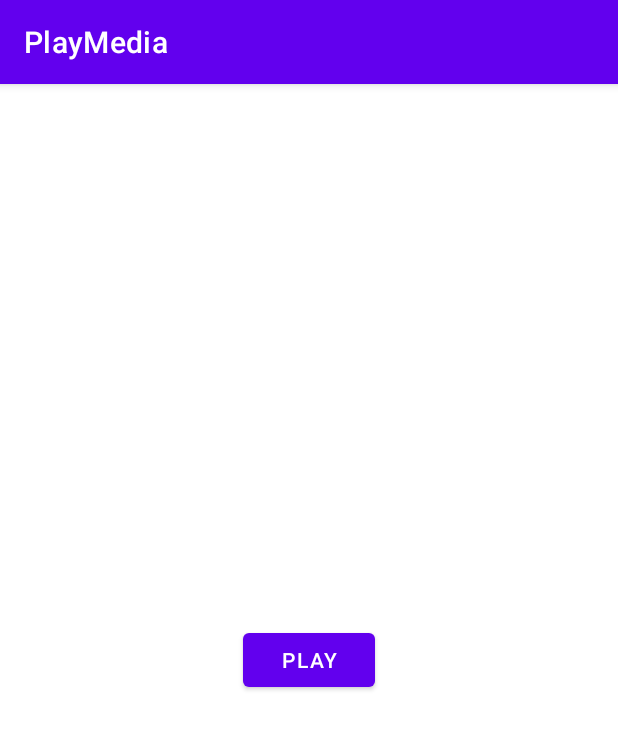
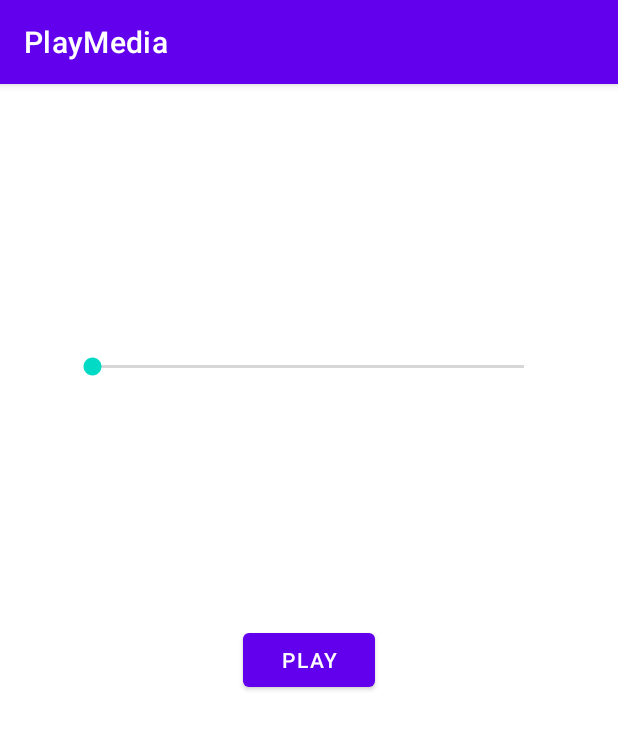
Before and after one commit to Djumabaevs/PlayMedia, an Android app: the screen it shows after launch (MainActivity), on a phone screen of 412 x 824 dp. Shown: the top 729 px of the screen. Run offline under Robolectric (Android 15) with nearby library versions, the phone set to English and light mode, and no system bars.

Commit message:
add seekBar change mediaPlayer to mp object

```diff
--- a/app/src/main/java/com/bignerdranch/android/playmedia/MainActivity.java
+++ b/app/src/main/java/com/bignerdranch/android/playmedia/MainActivity.java
@@ -6,18 +6,22 @@ import android.media.MediaPlayer;
 import android.os.Bundle;
 import android.view.View;
 import android.widget.Button;
+import android.widget.SeekBar;
+import android.widget.Toast;
 
 import java.io.IOException;
 
 public class MainActivity extends AppCompatActivity {
     private MediaPlayer mediaPlayer;
     private Button playButton;
+    private SeekBar seekBar;
 
     @Override
     protected void onCreate(Bundle savedInstanceState) {
         super.onCreate(savedInstanceState);
         setContentView(R.layout.activity_main);
         playButton = findViewById(R.id.play_button);
+        seekBar = findViewById(R.id.seek_bar_id);
 
         mediaPlayer = new MediaPlayer();
         try {
@@ -27,9 +31,17 @@ public class MainActivity extends AppCompatActivity {
         }
         //mediaPlayer = MediaPlayer.create(MainActivity.this, R.raw.party);
 
+        mediaPlayer.setOnCompletionListener(new MediaPlayer.OnCompletionListener() {
+            @Override
+            public void onCompletion(MediaPlayer mp) {
+                int duration = mp.getDuration();
+                Toast.makeText(MainActivity.this, String.valueOf((duration/1000)/60), Toast.LENGTH_LONG).show();
+            }
+        });
         MediaPlayer.OnPreparedListener preparedListener = new MediaPlayer.OnPreparedListener() {
             @Override
             public void onPrepared(final MediaPlayer mp) {
+                seekBar.setMax(mp.getDuration());
                 playButton.setOnClickListener(new View.OnClickListener() {
                     @Override
                     public void onClick(View v) {
@@ -46,6 +58,25 @@ public class MainActivity extends AppCompatActivity {
         };
         mediaPlayer.setOnPreparedListener(preparedListener);
         mediaPlayer.prepareAsync();
+
+        seekBar.setOnSeekBarChangeListener(new SeekBar.OnSeekBarChangeListener() {
+            @Override
+            public void onProgressChanged(SeekBar seekBar, int progress, boolean fromUser) {
+                if(fromUser) {
+                    mediaPlayer.seekTo(progress);
+                }
+            }
+
+            @Override
+            public void onStartTrackingTouch(SeekBar seekBar) {
+
+            }
+
+            @Override
+            public void onStopTrackingTouch(SeekBar seekBar) {
+
+            }
+        });
     }
 
  /*   public void pauseMusic() {
--- a/app/src/main/res/layout/activity_main.xml
+++ b/app/src/main/res/layout/activity_main.xml
@@ -19,4 +19,15 @@
         app:layout_constraintEnd_toEndOf="parent"
         app:layout_constraintStart_toStartOf="parent"
         app:layout_constraintTop_toTopOf="parent" />
+
+    <SeekBar
+        android:id="@+id/seek_bar_id"
+        android:layout_width="320dp"
+        android:layout_height="39dp"
+        app:layout_constraintBottom_toTopOf="@+id/play_button"
+        app:layout_constraintEnd_toEndOf="parent"
+        app:layout_constraintHorizontal_bias="0.494"
+        app:layout_constraintStart_toStartOf="parent"
+        app:layout_constraintTop_toTopOf="parent"
+        app:layout_constraintVertical_bias="0.528" />
 </androidx.constraintlayout.widget.ConstraintLayout>
```
